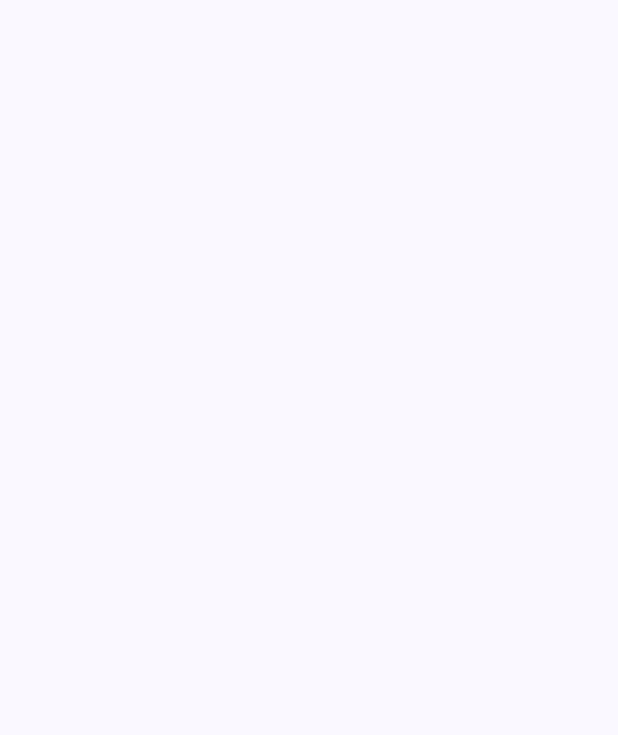
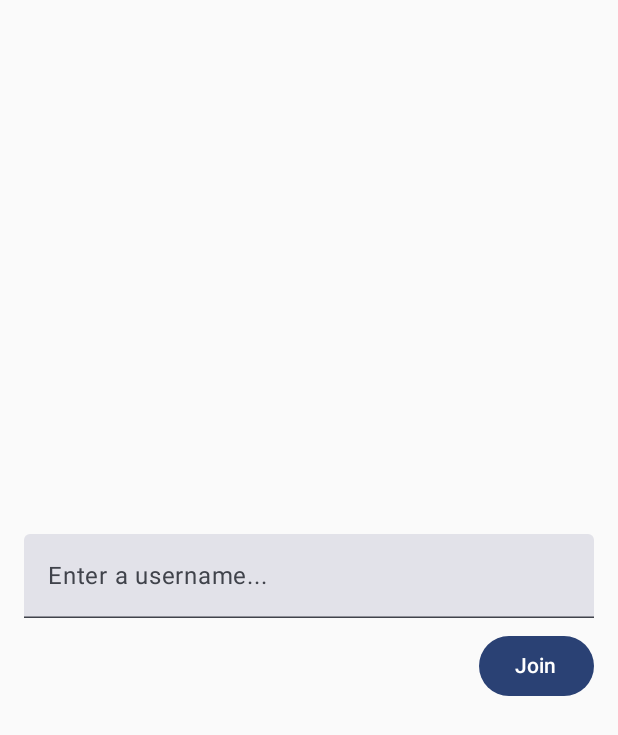
Before and after one commit to Hussienfahmy/Ktor_Chat_App, an Android app built with Jetpack Compose: the screen it shows after launch (MainActivity), on a phone screen of 412 x 824 dp. Before the commit the part shown is empty. Shown: the top 735 px of the screen. Run offline under Robolectric (Android 15) with nearby library versions, the phone set to English and light mode, and no system bars; our stand-ins replace Dagger/Hilt's generated code.

Commit message:
Added the two screens to MainActivity

```diff
--- a/app/src/main/java/com/h_fahmy/chat/MainActivity.kt
+++ b/app/src/main/java/com/h_fahmy/chat/MainActivity.kt
@@ -3,23 +3,43 @@ package com.h_fahmy.chat
 import android.os.Bundle
 import androidx.activity.ComponentActivity
 import androidx.activity.compose.setContent
-import androidx.compose.foundation.layout.fillMaxSize
-import androidx.compose.material3.MaterialTheme
-import androidx.compose.material3.Surface
-import androidx.compose.ui.Modifier
+import androidx.navigation.NavType
+import androidx.navigation.compose.NavHost
+import androidx.navigation.compose.composable
+import androidx.navigation.compose.rememberNavController
+import androidx.navigation.navArgument
+import com.h_fahmy.chat.presentation.chat.ChatScreen
+import com.h_fahmy.chat.presentation.username.UsernameScreen
 import com.h_fahmy.chat.ui.theme.MyApplicationTheme
+import dagger.hilt.android.AndroidEntryPoint
 
+@AndroidEntryPoint
 class MainActivity : ComponentActivity() {
     override fun onCreate(savedInstanceState: Bundle?) {
         super.onCreate(savedInstanceState)
         setContent {
             MyApplicationTheme {
-                // A surface container using the 'background' color from the theme
-                Surface(
-                    modifier = Modifier.fillMaxSize(),
-                    color = MaterialTheme.colorScheme.background
+                val navController = rememberNavController()
+                NavHost(
+                    navController = navController,
+                    startDestination = "username_screen"
                 ) {
+                    composable("username_screen") {
+                        UsernameScreen(onNavigate = navController::navigate)
+                    }
 
+                    composable(
+                        route = "chat_screen/{username}",
+                        arguments = listOf(
+                            navArgument(name = "username") {
+                                type = NavType.StringType
+                                nullable = true
+                            }
+                        )
+                    ) { backStackEntry ->
+                        val username = backStackEntry.arguments?.getString("username")
+                        ChatScreen(username = username,)
+                    }
                 }
             }
         }
```
